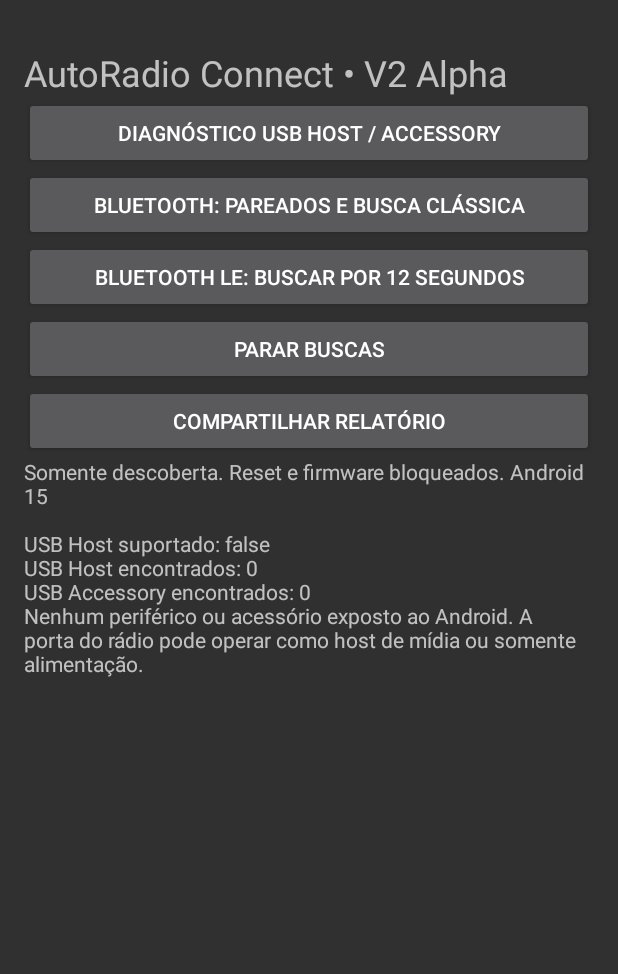
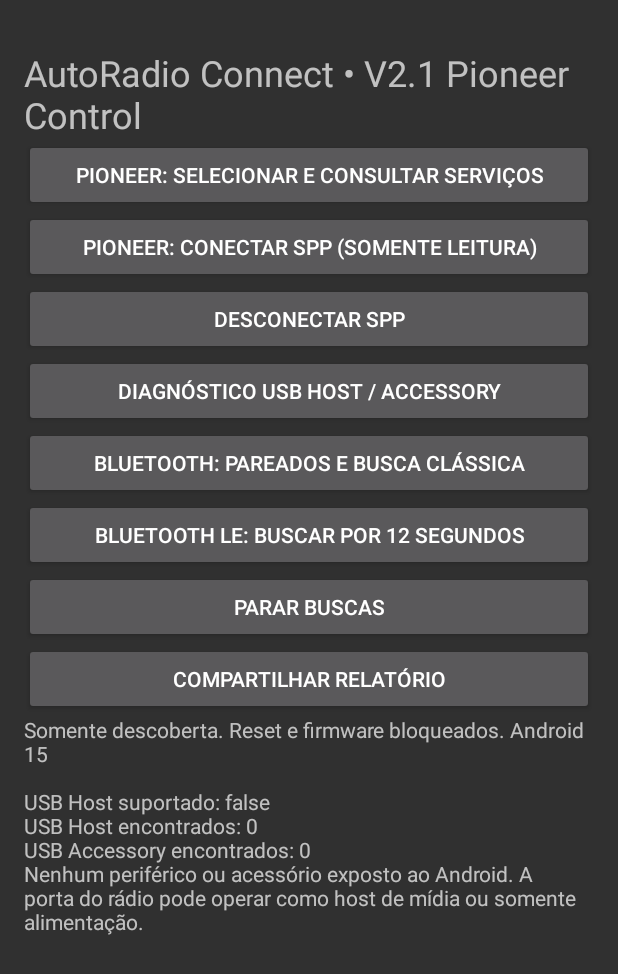
Before and after one commit to luissimoes0106-lab/autoradio-connect, an Android app: the screen it shows after launch (MainActivity), on a phone screen of 412 x 824 dp. Shown: the top 974 px of the screen. Run offline under Robolectric (Android 15) with nearby library versions, the phone set to English and light mode, and no system bars.

Commit message:
feat: Pioneer V2.1 SDP discovery and read-only secure RFCOMM session

```diff
--- a/android/app/src/main/java/com/autoradio/connect/MainActivity.java
+++ b/android/app/src/main/java/com/autoradio/connect/MainActivity.java
@@ -15,15 +15,23 @@ public class MainActivity extends Activity {
  void button(LinearLayout l,String name,Runnable action){Button b=new Button(this);b.setText(name);b.setOnClickListener(v->{try{action.run();}catch(Exception e){log("Erro: "+e);}});l.addView(b);}
  @Override public void onCreate(Bundle b){super.onCreate(b);usb=(UsbManager)getSystemService(USB_SERVICE);BluetoothManager bm=getSystemService(BluetoothManager.class);bt=bm==null?null:bm.getAdapter();
  LinearLayout l=new LinearLayout(this);l.setOrientation(1);l.setPadding(24,48,24,24);ScrollView scroll=new ScrollView(this);scroll.addView(l);setContentView(scroll);
- TextView title=new TextView(this);title.setText("AutoRadio Connect • V2 Alpha");title.setTextSize(24);l.addView(title);
+ TextView title=new TextView(this);title.setText("AutoRadio Connect • V2.1 Pioneer Control");title.setTextSize(24);l.addView(title);
+ button(l,"Pioneer: selecionar e consultar serviços",()->choose(false));
+ button(l,"Pioneer: conectar SPP (somente leitura)",()->choose(true));
+ button(l,"Desconectar SPP",this::closeSerial);
  button(l,"Diagnóstico USB Host / Accessory",this::scanUsb);
  button(l,"Bluetooth: pareados e busca clássica",this::scanBt);
  button(l,"Bluetooth LE: buscar por 12 segundos",this::scanBle);
  button(l,"Parar buscas",this::stop);
  button(l,"Compartilhar relatório",()->{Intent i=new Intent(Intent.ACTION_SEND);i.setType("text/plain");i.putExtra(Intent.EXTRA_TEXT,report.toString());startActivity(Intent.createChooser(i,"Relatório AutoRadio"));});
  output=new TextView(this);output.setTextIsSelectable(true);l.addView(output);log("Somente descoberta. Reset e firmware bloqueados. Android "+Build.VERSION.RELEASE);
- IntentFilter f=new IntentFilter();for(String a:new String[]{UsbManager.ACTION_USB_DEVICE_ATTACHED,UsbManager.ACTION_USB_DEVICE_DETACHED,UsbManager.ACTION_USB_ACCESSORY_ATTACHED,UsbManager.ACTION_USB_ACCESSORY_DETACHED,BluetoothDevice.ACTION_FOUND,BluetoothAdapter.ACTION_DISCOVERY_FINISHED})f.addAction(a);
+ IntentFilter f=new IntentFilter();for(String a:new String[]{UsbManager.ACTION_USB_DEVICE_ATTACHED,UsbManager.ACTION_USB_DEVICE_DETACHED,UsbManager.ACTION_USB_ACCESSORY_ATTACHED,UsbManager.ACTION_USB_ACCESSORY_DETACHED,BluetoothDevice.ACTION_FOUND,BluetoothDevice.ACTION_UUID,BluetoothAdapter.ACTION_DISCOVERY_FINISHED})f.addAction(a);
  if(Build.VERSION.SDK_INT>=33)registerReceiver(receiver,f,Context.RECEIVER_EXPORTED);else registerReceiver(receiver,f);registered=true;scanUsb();}
+ final java.util.UUID spp=java.util.UUID.fromString("00001101-0000-1000-8000-00805f9b34fb");
+ volatile BluetoothSocket serial; final Handler serialHandler=new Handler(Looper.getMainLooper());
+ void choose(boolean connect){if(!ready())return;ArrayList<BluetoothDevice> devices=new ArrayList<>(bt.getBondedDevices());if(devices.isEmpty()){log("Nenhum dispositivo pareado.");return;}String[] names=new String[devices.size()];for(int j=0;j<names.length;j++)names[j]=devices.get(j).getName()+" ("+devices.get(j).getAddress()+")";new android.app.AlertDialog.Builder(this).setTitle("Selecione seu Pioneer").setItems(names,(dialog,index)->{BluetoothDevice d=devices.get(index);if(connect)openSerial(d);else{log("Selecionado: "+d.getName()+" UUIDs em cache: "+Arrays.toString(d.getUuids()));log("Consulta SDP iniciada: "+d.fetchUuidsWithSdp());}}).show();}
+ synchronized void closeSerial(){BluetoothSocket old=serial;serial=null;if(old!=null){try{old.close();}catch(Exception ignored){}log("SPP desconectado.");}}
+ void openSerial(BluetoothDevice d){closeSerial();stop();try{final BluetoothSocket socket=d.createRfcommSocketToServiceRecord(spp);serial=socket;log("Tentando SPP seguro: "+d.getName());Runnable timeout=()->{if(serial==socket&&!socket.isConnected()){log("SPP: tempo limite de conexão.");closeSerial();}};serialHandler.postDelayed(timeout,20000);new Thread(()->{try{socket.connect();serialHandler.removeCallbacks(timeout);runOnUiThread(()->{if(serial==socket)log("SPP conectado. Escutando dados, sem transmitir comandos.");});java.io.InputStream in=socket.getInputStream();byte[] buf=new byte[256];int total=0,n;while(serial==socket&&total<4096&&(n=in.read(buf))>0){total+=n;StringBuilder hex=new StringBuilder();for(int k=0;k<n;k++)hex.append(String.format("%02X ",buf[k]&255));String line=hex.toString();runOnUiThread(()->{if(serial==socket)log("RX HEX: "+line);});} }catch(Exception e){runOnUiThread(()->{if(serial==socket)log("SPP falhou/encerrou: "+e.getMessage());});}finally{serialHandler.removeCallbacks(timeout);try{socket.close();}catch(Exception ignored){}runOnUiThread(()->{if(serial==socket){serial=null;log("Sessão SPP encerrada.");}});}},"spp-reader").start();}catch(Exception e){log("Erro SPP: "+e);}}
  void scanUsb(){log("\nUSB Host suportado: "+getPackageManager().hasSystemFeature(PackageManager.FEATURE_USB_HOST));if(usb==null){log("UsbManager indisponível");return;}Map<String,UsbDevice> ds=usb.getDeviceList();log("USB Host encontrados: "+ds.size());for(UsbDevice d:ds.values()){log("VID/PID "+String.format("%04x:%04x",d.getVendorId(),d.getProductId())+" produto="+d.getProductName()+" fabricante="+d.getManufacturerName()+" permissão="+usb.hasPermission(d));for(int j=0;j<d.getInterfaceCount();j++){UsbInterface x=d.getInterface(j);log("Interface "+x.getId()+" classe="+x.getInterfaceClass()+" subclasse="+x.getInterfaceSubclass()+" protocolo="+x.getInterfaceProtocol()+" endpoints="+x.getEndpointCount());}}UsbAccessory[] as=usb.getAccessoryList();log("USB Accessory encontrados: "+(as==null?0:as.length));if(as!=null)for(UsbAccessory a:as)log("Accessory "+a.getManufacturer()+" "+a.getModel()+" versão="+a.getVersion());if(ds.isEmpty()&&(as==null||as.length==0))log("Nenhum periférico ou acessório exposto ao Android. A porta do rádio pode operar como host de mídia ou somente alimentação.");}
  boolean permission(){String[] p=Build.VERSION.SDK_INT>=31?new String[]{Manifest.permission.BLUETOOTH_SCAN,Manifest.permission.BLUETOOTH_CONNECT}:new String[]{Manifest.permission.ACCESS_FINE_LOCATION};for(String x:p)if(checkSelfPermission(x)!=PackageManager.PERMISSION_GRANTED){requestPermissions(p,10);log("Autorize dispositivos próximos e toque novamente.");return false;}return true;}
  boolean ready(){if(!permission())return false;if(bt==null||!bt.isEnabled()){log("Ative Bluetooth nas configurações do Android.");return false;}return true;}
@@ -31,6 +39,6 @@ public class MainActivity extends Activity {
  void scanBle(){if(!ready())return;stop();ble.scanner=bt.getBluetoothLeScanner();if(ble.scanner==null){log("Scanner BLE indisponível");return;}ble.scanner.startScan(ble.callback);log("Busca BLE iniciada");ble.handler.postDelayed(ble.end,12000);}
  void stop(){ble.handler.removeCallbacks(ble.end);if(ble.scanner!=null){try{ble.scanner.stopScan(ble.callback);}catch(Exception ignored){}ble.scanner=null;}if(bt!=null&&(Build.VERSION.SDK_INT<31||checkSelfPermission(Manifest.permission.BLUETOOTH_SCAN)==PackageManager.PERMISSION_GRANTED))bt.cancelDiscovery();}
  class BluetoothLeScannerHolder{android.bluetooth.le.BluetoothLeScanner scanner;Handler handler=new Handler(Looper.getMainLooper());Runnable end=()->{stop();log("Busca BLE encerrada");};android.bluetooth.le.ScanCallback callback=new android.bluetooth.le.ScanCallback(){public void onScanResult(int type,android.bluetooth.le.ScanResult r){String name=r.getScanRecord()==null?null:r.getScanRecord().getDeviceName();runOnUiThread(()->log("BLE: "+name+" RSSI="+r.getRssi()));}public void onScanFailed(int code){runOnUiThread(()->log("Falha BLE: "+code));}};}
- BroadcastReceiver receiver=new BroadcastReceiver(){public void onReceive(Context c,Intent i){String a=i.getAction();try{if(BluetoothDevice.ACTION_FOUND.equals(a)){BluetoothDevice d=i.getParcelableExtra(BluetoothDevice.EXTRA_DEVICE);if(d!=null)log("Bluetooth encontrado: "+d.getName()+" tipo="+d.getType());}else if(BluetoothAdapter.ACTION_DISCOVERY_FINISHED.equals(a))log("Busca clássica encerrada");else{log("Evento USB: "+a);scanUsb();}}catch(Exception e){log("Evento: "+e);}}};
- @Override protected void onDestroy(){stop();if(registered)unregisterReceiver(receiver);super.onDestroy();}
+ BroadcastReceiver receiver=new BroadcastReceiver(){public void onReceive(Context c,Intent i){String a=i.getAction();try{if(BluetoothDevice.ACTION_UUID.equals(a)){BluetoothDevice d=i.getParcelableExtra(BluetoothDevice.EXTRA_DEVICE);android.os.Parcelable[] ids=i.getParcelableArrayExtra(BluetoothDevice.EXTRA_UUID);log("SDP: "+(d==null?"?":d.getName())+" UUIDs="+Arrays.toString(ids));}else if(BluetoothDevice.ACTION_FOUND.equals(a)){BluetoothDevice d=i.getParcelableExtra(BluetoothDevice.EXTRA_DEVICE);if(d!=null)log("Bluetooth encontrado: "+d.getName()+" tipo="+d.getType());}else if(BluetoothAdapter.ACTION_DISCOVERY_FINISHED.equals(a))log("Busca clássica encerrada");else{log("Evento USB: "+a);scanUsb();}}catch(Exception e){log("Evento: "+e);}}};
+ @Override protected void onDestroy(){closeSerial();stop();if(registered)unregisterReceiver(receiver);super.onDestroy();}
 }
```
